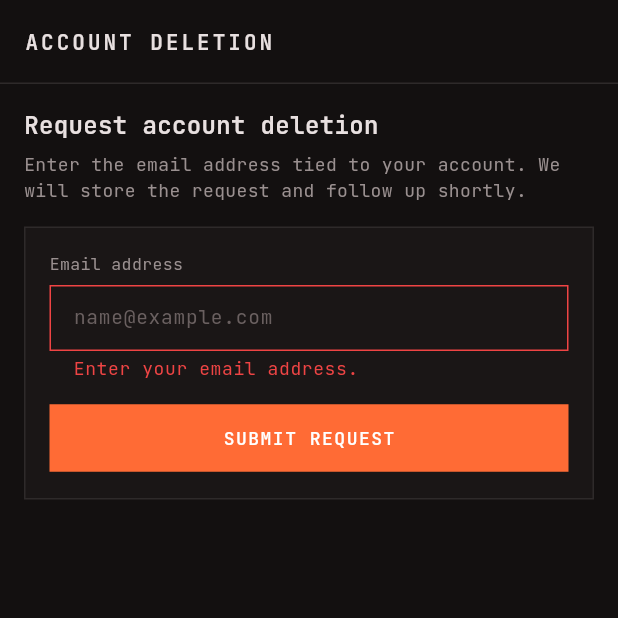
After one commit to vkpdeveloper/moCODE, a Flutter app: the AccountDeletionRequestScreen screen opened by its route, after a tap on "SUBMIT REQUEST", on a phone screen of 412 x 824 dp, the top half of it. The commit adds this screen. Run offline on Flutter 3.47's test engine with Material 3 defaults, Android fonts, the phone set to English and light mode, and no system bars; our stand-ins replace dio, firebase_auth, firebase_core, flutter_dotenv, flutter_local_notifications, flutter_markdown and 11 more; missing offline and left inert: crimson, dartssh2, firebase_app_check, flutter_foreground_task, markdown, xterm; accounts and stored records are empty; network calls fail.

Commit message:
feat(account): add account deletion request screen
- Implement AccountDeletionRequestScreen in lib/screens/account_deletion_request_screen.dart to allow users to submit deletion requests via email
- Add `requestAccountDeletion` method to AccountService in lib/services/account_service.dart to handle the API POST request
- Register `/account-deletion-request` route in lib/router/app_router.dart and update access gate logic to allow access to this route
- Simplify StoragePermissionService in lib/services/storage_permission_service.dart by removing version-specific granular permission logic for Android
- Remove `MANAGE_EXTERNAL_STORAGE`, `USE_FULL_SCREEN_INTENT`, and `USE_EXACT_ALARM` permissions from android/app/src/main/AndroidManifest.xml

```diff
--- a/lib/router/app_router.dart
+++ b/lib/router/app_router.dart
@@ -10,6 +10,7 @@ import '../screens/settings_screen.dart';
 import '../screens/payment_checkout_screen.dart';
 import '../screens/model_picker_screen.dart';
 import '../screens/splash_screen.dart';
+import '../screens/account_deletion_request_screen.dart';
 
 final routerProvider = Provider<GoRouter>((ref) {
   final accessGateStatus = ref.watch(accessGateStatusProvider);
@@ -21,7 +22,9 @@ final routerProvider = Provider<GoRouter>((ref) {
       final isSettings = path == '/settings';
       final isPaymentCheckout = path == '/payment/checkout';
       final isSplash = path == '/splash';
-      final isGateRoute = isSettings || isPaymentCheckout || isSplash;
+      final isAccountDeletion = path == '/account-deletion-request';
+      final isGateRoute =
+          isSettings || isPaymentCheckout || isSplash || isAccountDeletion;
 
       if (accessGateStatus == AccessGateStatus.loading) {
         return isGateRoute ? null : '/settings';
@@ -41,6 +44,10 @@ final routerProvider = Provider<GoRouter>((ref) {
       GoRoute(
         path: '/splash',
         builder: (context, state) => const SplashScreen(),
+      ),
+      GoRoute(
+        path: '/account-deletion-request',
+        builder: (context, state) => const AccountDeletionRequestScreen(),
       ),
       GoRoute(
         path: '/projects',
--- /dev/null
+++ b/lib/screens/account_deletion_request_screen.dart
@@ -0,0 +1,161 @@
+import 'package:flutter/material.dart';
+import 'package:flutter_riverpod/flutter_riverpod.dart';
+import 'package:go_router/go_router.dart';
+
+import '../providers/providers.dart';
+import '../theme/app_theme.dart';
+
+class AccountDeletionRequestScreen extends ConsumerStatefulWidget {
+  const AccountDeletionRequestScreen({super.key});
+
+  @override
+  ConsumerState<AccountDeletionRequestScreen> createState() =>
+      _AccountDeletionRequestScreenState();
+}
+
+class _AccountDeletionRequestScreenState
+    extends ConsumerState<AccountDeletionRequestScreen> {
+  final _formKey = GlobalKey<FormState>();
+  late final TextEditingController _emailController;
+  bool _isSubmitting = false;
+
+  @override
+  void initState() {
+    super.initState();
+    _emailController = TextEditingController();
+  }
+
+  @override
+  void dispose() {
+    _emailController.dispose();
+    super.dispose();
+  }
+
+  Future<void> _submit() async {
+    if (!_formKey.currentState!.validate()) return;
+    final email = _emailController.text.trim();
+    if (email.isEmpty) return;
+
+    setState(() => _isSubmitting = true);
+    try {
+      final service = ref.read(accountServiceProvider);
+      await service.requestAccountDeletion(email: email);
+      if (!mounted) return;
+      _emailController.clear();
+      ScaffoldMessenger.of(
+        context,
+      ).showSnackBar(const SnackBar(content: Text('Request submitted.')));
+    } catch (error) {
+      if (!mounted) return;
+      ScaffoldMessenger.of(
+        context,
+      ).showSnackBar(SnackBar(content: Text('Failed to submit: $error')));
+    } finally {
+      if (mounted) {
+        setState(() => _isSubmitting = false);
+      }
+    }
+  }
+
+  String? _validateEmail(String? value) {
+    final email = value?.trim() ?? '';
+    if (email.isEmpty) return 'Enter your email address.';
+    const pattern = r'^[^@\s]+@[^@\s]+\.[^@\s]+$';
+    final regex = RegExp(pattern);
+    if (!regex.hasMatch(email)) return 'Enter a valid email address.';
+    return null;
+  }
+
+  @override
+  Widget build(BuildContext context) {
+    final canPop = context.canPop();
+    return Scaffold(
+      appBar: AppBar(
+        automaticallyImplyLeading: canPop,
+        leading: canPop
+            ? IconButton(
+                icon: const Icon(Icons.arrow_back, size: 20),
+                onPressed: () => context.pop(),
+              )
+            : null,
+        title: const Text(
+          'ACCOUNT DELETION',
+          style: TextStyle(fontSize: 14, letterSpacing: 2),
+        ),
+      ),
+      body: ListView(
+        padding: const EdgeInsets.all(16),
+        children: [
+          const Text(
+            'Request account deletion',
+            style: TextStyle(fontSize: 16, fontWeight: FontWeight.w600),
+          ),
+          const SizedBox(height: 6),
+          const Text(
+            'Enter the email address tied to your account. We will store the request and follow up shortly.',
+            style: TextStyle(color: AppTheme.textSecondary, fontSize: 12),
+          ),
+          const SizedBox(height: 16),
+          Container(
+            decoration: BoxDecoration(
+              color: AppTheme.surface,
+              border: Border.all(color: AppTheme.border),
+            ),
+            padding: const EdgeInsets.all(16),
+            child: Form(
+              key: _formKey,
+              child: Column(
+                crossAxisAlignment: CrossAxisAlignment.start,
+                children: [
+                  const Text(
+                    'Email address',
+                    style: TextStyle(
+                      color: AppTheme.textSecondary,
+                      fontSize: 11,
+                    ),
+                  ),
+                  const SizedBox(height: 6),
+                  TextFormField(
+                    controller: _emailController,
+                    keyboardType: TextInputType.emailAddress,
+                    textCapitalization: TextCapitalization.none,
+                    autocorrect: false,
+                    enableSuggestions: false,
+                    autofillHints: const [AutofillHints.email],
+                    style: const TextStyle(
+                      color: AppTheme.textPrimary,
+                      fontSize: 13,
+                    ),
+                    decoration: const InputDecoration(
+                      hintText: 'name@example.com',
+                      isDense: true,
+                    ),
+                    validator: _validateEmail,
+                    onFieldSubmitted: (_) => _submit(),
+                  ),
+                  const SizedBox(height: 14),
+                  SizedBox(
+                    width: double.infinity,
+                    child: ElevatedButton(
+                      onPressed: _isSubmitting ? null : _submit,
+                      child: _isSubmitting
+                          ? const SizedBox(
+                              height: 16,
+                              width: 16,
+                              child: CircularProgressIndicator(strokeWidth: 2),
+                            )
+                          : const Text(
+                              'SUBMIT REQUEST',
+                              style: TextStyle(fontSize: 12, letterSpacing: 1),
+                            ),
+                    ),
+                  ),
+                ],
+              ),
+            ),
+          ),
+        ],
+      ),
+    );
+  }
+}
--- a/lib/services/account_service.dart
+++ b/lib/services/account_service.dart
@@ -56,4 +56,16 @@ class AccountService {
       rethrow;
     }
   }
+
+  Future<void> requestAccountDeletion({required String email}) async {
+    final payload = <String, dynamic>{'email': email};
+    try {
+      await _apiClient.dio.post(
+        '/api/v1/account-deletion-request',
+        data: payload,
+      );
+    } on DioException {
+      rethrow;
+    }
+  }
 }
```
Also changed, not shown: lib/services/storage_permission_service.dart (+8 -50 lines), 1 other file.
